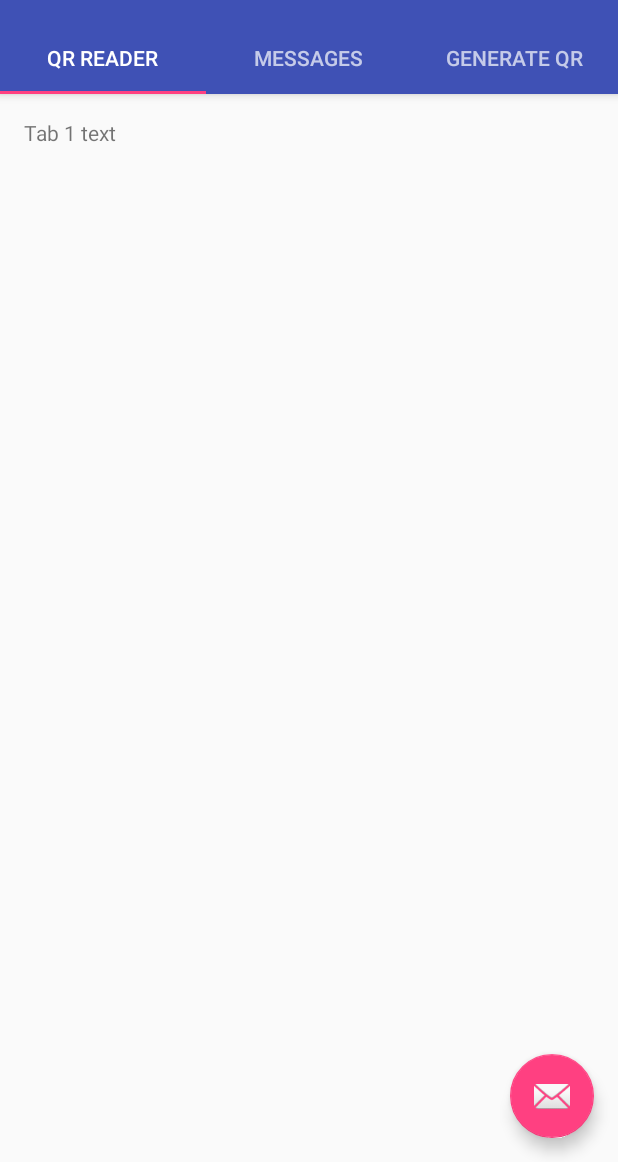
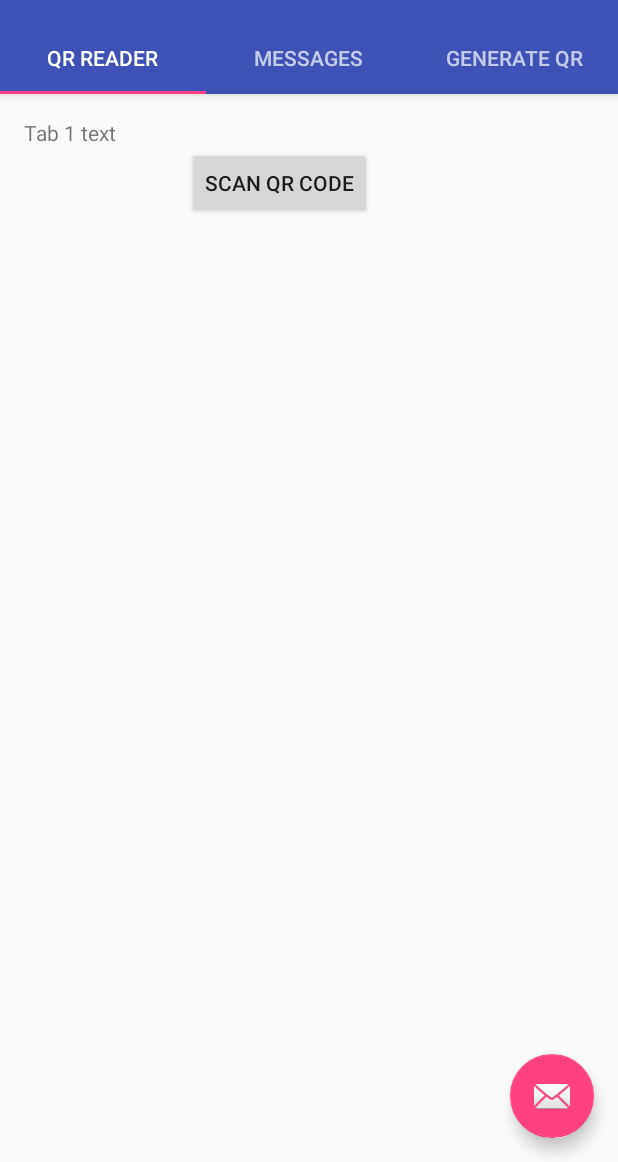
Before and after one commit to jimenezhenry/DigiDrop, an Android app: the screen it shows after launch (MainActivity), on a phone screen of 412 x 824 dp, the part 74-1236 px from its top. Run offline under Robolectric (Android 15) with nearby library versions, the phone set to English and light mode, and no system bars.

```diff
--- a/app/build.gradle
+++ b/app/build.gradle
@@ -20,11 +20,12 @@ android {
 }
 
 dependencies {
-    compile fileTree(dir: 'libs', include: ['*.jar'])
+    compile fileTree(include: ['*.jar'], dir: 'libs')
     androidTestCompile('com.android.support.test.espresso:espresso-core:2.2.2', {
         exclude group: 'com.android.support', module: 'support-annotations'
     })
     compile 'com.android.support:appcompat-v7:24.2.1'
     compile 'com.android.support:design:24.2.1'
     testCompile 'junit:junit:4.12'
+    compile files('Library/core-3.2.1.jar')
 }
--- a/app/src/main/res/layout/tab1.xml
+++ b/app/src/main/res/layout/tab1.xml
@@ -14,4 +14,15 @@
         android:layout_height="wrap_content"
         android:text="Tab 1 text"/>
 
+    <Button
+        android:id="@+id/button3"
+        android:layout_width="wrap_content"
+        android:layout_height="wrap_content"
+        android:layout_below="@+id/section_label"
+        android:layout_marginLeft="47dp"
+        android:layout_marginStart="47dp"
+        android:layout_toEndOf="@+id/section_label"
+        android:layout_toRightOf="@+id/section_label"
+        android:text="Scan QR Code" />
+
 </RelativeLayout>
```
Also changed, not shown: app/src/main/java/com/example/henry/digidrop/QRCodeWriter.java (deleted, +0 -10 lines), app/src/main/java/com/example/henry/digidrop/Writer.java (added, +40 -0 lines), app/src/main/java/com/example/henry/digidrop/tab3.java (+37 -11 lines), app/src/main/res/layout/tab3.xml (+8 -0 lines), 1 other file.
